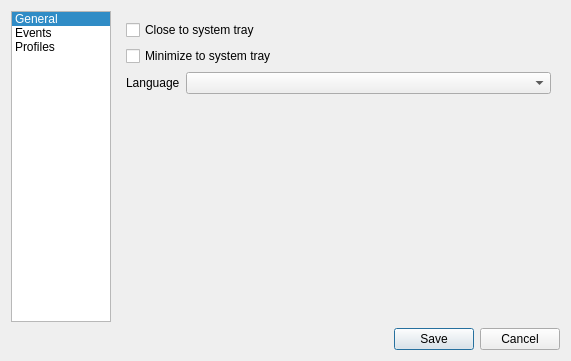
Before: the Qt Designer form src/gui/settingsdialog.ui in AlexandrePTJ/kemai, drawn with Qt 5.
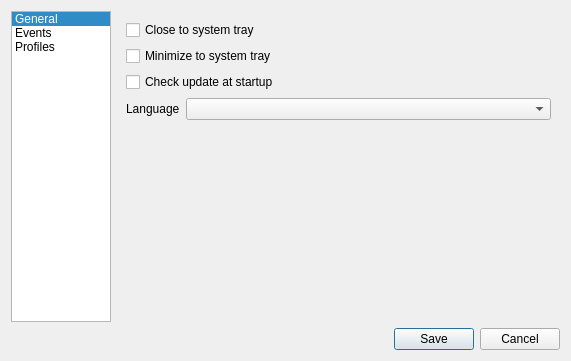
After: the same form once the commit is applied. Icons and pictures are not drawn.

Commit message: #68 Add option to enable or disable update check

```diff
--- a/src/gui/settingsdialog.ui
+++ b/src/gui/settingsdialog.ui
@@ -74,16 +74,23 @@
            </property>
           </widget>
          </item>
-         <item row="2" column="0">
+         <item row="3" column="0">
           <widget class="QLabel" name="label">
            <property name="text">
             <string>Language</string>
            </property>
           </widget>
          </item>
-         <item row="2" column="1">
+         <item row="3" column="1">
           <widget class="QComboBox" name="cbLanguage"/>
          </item>
+         <item row="2" column="0" colspan="2">
+          <widget class="QCheckBox" name="cbCheckUpdateAtStartup">
+           <property name="text">
+            <string>Check update at startup</string>
+           </property>
+          </widget>
+         </item>
         </layout>
        </widget>
        <widget class="QWidget" name="eventsPage">
```
The commit also changes 10 other files.
